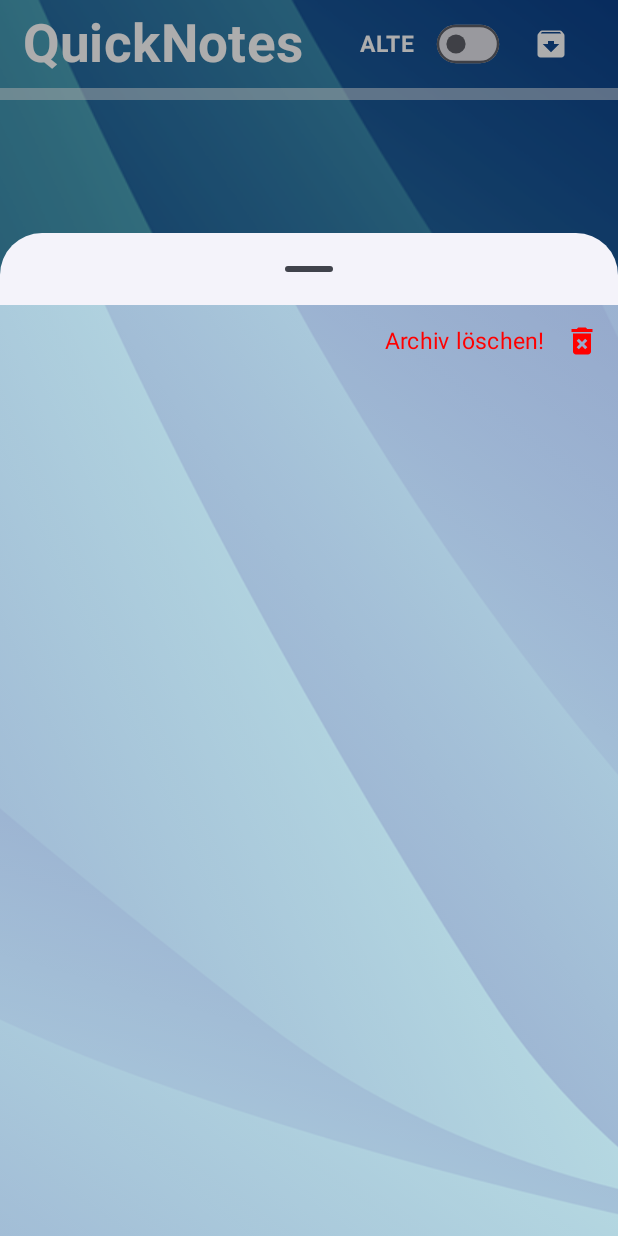
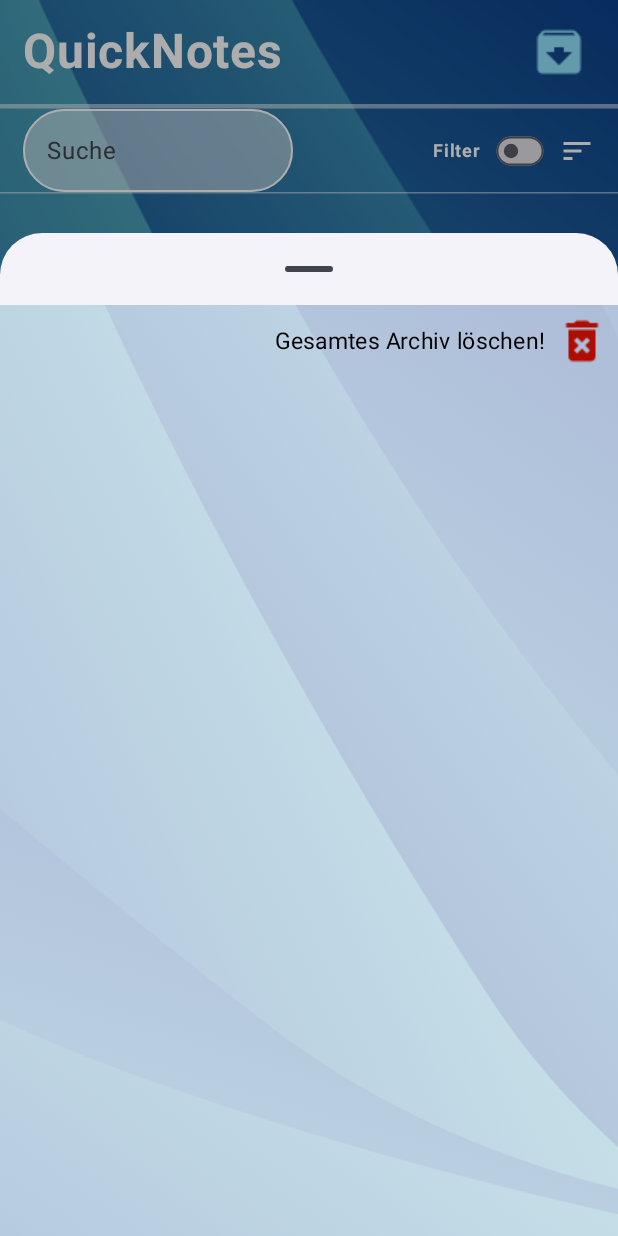
Before and after one commit to N-E-O-N-E/04-04-taskmanager-N-E-O-N-E, an Android app built with Jetpack Compose: the screen it shows after launch (MainActivity), after a tap on "Archive", on a phone screen of 412 x 824 dp. Run offline under Robolectric (Android 15) with nearby library versions, the phone set to English and light mode, and no system bars; our stand-ins replace Room's generated code.

Commit message:
Tag 5 Datensicherung NEONE

```diff
--- a/app/src/main/java/de/syntax_institut/taskmanager/MainActivity.kt
+++ b/app/src/main/java/de/syntax_institut/taskmanager/MainActivity.kt
@@ -30,7 +30,7 @@
         setContent {
             TaskManagerTheme {
                 Scaffold(modifier = Modifier.fillMaxSize()) { innerPadding ->
-                    Box(modifier = Modifier.padding()) {
+                    Box(modifier = Modifier.padding(innerPadding)) {
                         Image(
                             painter = painterResource(id = R.drawable.wallpaper),
                             contentScale = ContentScale.Crop,
@@ -40,7 +40,6 @@
                         TodoList(
                             modifier = Modifier
                                 .fillMaxSize()
-                                .padding(innerPadding)
                         )
                     }
                 }
--- a/app/src/main/java/de/syntax_institut/taskmanager/ui/theme/Color.kt
+++ b/app/src/main/java/de/syntax_institut/taskmanager/ui/theme/Color.kt
@@ -7,6 +7,8 @@
 val GrayAsh = Color(0xFF484C4D)
 val White = Color(0xFFFFFFFF)
 val WhiteAsh = Color(0xFFF5F5F5)
+val ArchivIcon = Color(0xFF92E5FF)
+val DarkRed = Color(0xFFAD0E00)
 val Blue = Color(0xFF1F5E99)
 val Pink80 = Color(0xFFEFB8C8)
 
--- a/app/src/main/java/de/syntax_institut/taskmanager/views/ArchiveSheet.kt
+++ b/app/src/main/java/de/syntax_institut/taskmanager/views/ArchiveSheet.kt
@@ -24,6 +24,7 @@
 import androidx.compose.runtime.getValue
 import androidx.compose.ui.Alignment
 import androidx.compose.ui.Modifier
+import androidx.compose.ui.draw.scale
 import androidx.compose.ui.graphics.Color
 import androidx.compose.ui.graphics.ColorFilter
 import androidx.compose.ui.layout.ContentScale
@@ -34,6 +35,8 @@
 import androidx.lifecycle.viewmodel.compose.viewModel
 import de.syntax_institut.taskmanager.R
 import de.syntax_institut.taskmanager.data.Todo
+import de.syntax_institut.taskmanager.ui.theme.Blue
+import de.syntax_institut.taskmanager.ui.theme.DarkRed
 import de.syntax_institut.taskmanager.ui.theme.WhiteAsh
 import de.syntax_institut.taskmanager.viewModels.TodoViewModel
 
@@ -50,7 +53,7 @@
             painter = painterResource(id = R.drawable.wallpaper),
             contentScale = ContentScale.Crop,
             contentDescription = "Wallpaper",
-            alpha = 0.4f,
+            alpha = 0.3f,
             modifier = Modifier.fillMaxSize()
         )
         Column(modifier = Modifier.fillMaxSize()) {
@@ -60,15 +63,17 @@
                 horizontalArrangement = Arrangement.End,
                 verticalAlignment = Alignment.CenterVertically
             ) {
-                Text("Archiv löschen!", color = Color.Red, fontSize = 15.sp)
-                IconButton(onClick = {
+                Text("Gesamtes Archiv löschen!", color = Color.Black, fontSize = 15.sp)
+                IconButton(
+                    modifier = Modifier.scale(1.5f),
+                    onClick = {
                     viewModel.deleteArchived(todoListArchived)
                     onDismiss()
                 }) {
                     Image(
                         painter = painterResource(id = R.drawable.baseline_delete_forever_24),
                         contentDescription = "Close",
-                        colorFilter = ColorFilter.tint(Color.Red)
+                        colorFilter = ColorFilter.tint(DarkRed)
                     )
                 }
             }
@@ -87,7 +92,7 @@
                             .fillMaxSize()
                             .padding(vertical = 5.dp),
                         shape = RoundedCornerShape(5.dp),
-                        colors = CardDefaults.cardColors(WhiteAsh.copy(alpha = 0.7f)),
+                        colors = CardDefaults.cardColors(WhiteAsh.copy(alpha = 0.8f)),
                         elevation = cardElevation(),
 
                         ) {
@@ -115,7 +120,7 @@
                                 )
                                 Text(
                                     text = if (item.isArchived) "Archivierte Nachricht" else " ",
-                                    fontSize = 12.sp
+                                    fontSize = 12.sp, color = DarkRed,
                                 )
                             }
 
@@ -136,7 +141,8 @@
                                 ) {
                                     Image(
                                         painter = painterResource(id = R.drawable.baseline_unarchive_24),
-                                        contentDescription = "Unarchive"
+                                        contentDescription = "Unarchive",
+                                        colorFilter = ColorFilter.tint(Blue),
                                     )
                                 }
 
@@ -148,7 +154,8 @@
                                 ) {
                                     Icon(
                                         imageVector = Icons.Filled.Delete,
-                                        contentDescription = "Trash"
+                                        contentDescription = "Trash",
+                                        tint = DarkRed
                                     )
                                 }
                             }
--- a/app/src/main/java/de/syntax_institut/taskmanager/views/ItemList.kt
+++ b/app/src/main/java/de/syntax_institut/taskmanager/views/ItemList.kt
@@ -18,6 +18,8 @@
 import androidx.compose.runtime.collectAsState
 import androidx.compose.runtime.getValue
 import androidx.compose.ui.Modifier
+import androidx.compose.ui.draw.scale
+import androidx.compose.ui.graphics.ColorFilter
 import androidx.compose.ui.res.painterResource
 import androidx.compose.ui.text.font.FontWeight
 import androidx.compose.ui.unit.dp
@@ -25,6 +27,7 @@
 import androidx.lifecycle.viewmodel.compose.viewModel
 import de.syntax_institut.taskmanager.R
 import de.syntax_institut.taskmanager.data.Todo
+import de.syntax_institut.taskmanager.ui.theme.Blue
 import de.syntax_institut.taskmanager.ui.theme.WhiteAsh
 import de.syntax_institut.taskmanager.viewModels.TodoViewModel
 
@@ -59,8 +62,8 @@
                 modifier = Modifier
                     .fillMaxSize()
                     .padding(vertical = 10.dp),
-                shape = RoundedCornerShape(10.dp),
-                colors = CardDefaults.cardColors(WhiteAsh.copy(alpha = 0.7f)),
+                shape = RoundedCornerShape(15.dp),
+                colors = CardDefaults.cardColors(WhiteAsh.copy(alpha = 0.80f)),
                 elevation = cardElevation(),
 
                 ) {
@@ -108,8 +111,10 @@
                             }
                         ) {
                             Image(
+                                modifier = Modifier.scale(1.0f),
                                 painter = painterResource(id = R.drawable.baseline_archive_24),
-                                contentDescription = "Archive"
+                                contentDescription = "Archive",
+                                colorFilter = ColorFilter.tint(Blue),
                             )
                         }
                     }
--- a/app/src/main/java/de/syntax_institut/taskmanager/views/TodoList.kt
+++ b/app/src/main/java/de/syntax_institut/taskmanager/views/TodoList.kt
@@ -6,10 +6,13 @@
 import androidx.compose.foundation.layout.Box
 import androidx.compose.foundation.layout.Column
 import androidx.compose.foundation.layout.Row
+import androidx.compose.foundation.layout.Spacer
 import androidx.compose.foundation.layout.fillMaxHeight
 import androidx.compose.foundation.layout.fillMaxSize
 import androidx.compose.foundation.layout.fillMaxWidth
+import androidx.compose.foundation.layout.height
 import androidx.compose.foundation.layout.padding
+import androidx.compose.foundation.layout.width
 import androidx.compose.material3.ButtonDefaults
 import androidx.compose.material3.ElevatedButton
 import androidx.compose.material3.ExperimentalMaterial3Api
@@ -30,7 +33,6 @@
 import androidx.compose.ui.Alignment
 import androidx.compose.ui.Modifier
 import androidx.compose.ui.draw.scale
-import androidx.compose.ui.graphics.Color
 import androidx.compose.ui.graphics.ColorFilter
 import androidx.compose.ui.res.painterResource
 import androidx.compose.ui.text.font.FontWeight
@@ -39,6 +41,7 @@
 import androidx.lifecycle.viewmodel.compose.viewModel
 import de.syntax_institut.taskmanager.R
 import de.syntax_institut.taskmanager.data.Todo
+import de.syntax_institut.taskmanager.ui.theme.ArchivIcon
 import de.syntax_institut.taskmanager.ui.theme.Blue
 import de.syntax_institut.taskmanager.ui.theme.White
 import de.syntax_institut.taskmanager.viewModels.TodoViewModel
@@ -71,62 +74,116 @@
     }
 
     Column(
-        modifier = modifier
-            .fillMaxSize()
+        modifier = Modifier
+            .fillMaxSize(1f)
+            .padding(0.dp)
     ) {
 
         Row(
             modifier = Modifier
+                .fillMaxWidth(1f)
                 .padding(horizontal = 15.dp),
             verticalAlignment = Alignment.CenterVertically,
-            horizontalArrangement = Arrangement.Center
+            horizontalArrangement = Arrangement.End
         )
         {
             Text(
                 modifier = Modifier
-                    .weight(1f),
-                fontSize = 35.sp,
+                    .weight(1f)
+                    .padding(vertical = 15.dp),
+                fontSize = 32.sp,
                 fontWeight = FontWeight.Bold,
-                color = Color.White,
+                color = White,
                 text = "QuickNotes"
             )
 
+            IconButton(
+                modifier = Modifier.padding(0.dp),
+                onClick = {
+                    showArchiveSheetState = true
+                }
+            ) {
+                Image(
+                    modifier = Modifier.scale(1.6f),
+                    painter = painterResource(id = R.drawable.baseline_archive_24),
+                    contentDescription = "Archive",
+                    colorFilter = ColorFilter.tint(ArchivIcon),
+                )
+            }
+        }
+
+        HorizontalDivider(
+            thickness = 3.dp,
+            color = White.copy(alpha = 0.5f),
+            modifier = Modifier.padding(0.dp)
+        )
+
+        Row(
+            modifier = Modifier
+                .fillMaxWidth(1f)
+                .padding(horizontal = 15.dp),
+            verticalAlignment = Alignment.CenterVertically,
+            horizontalArrangement = Arrangement.End
+        )
+        {
+
+            OutlinedTextField(
+                value = textInput,
+                onValueChange = { textInput = it },
+                modifier = Modifier
+                    .width(180.dp)
+                    .height(55.dp)
+                    .align(Alignment.Top),
+                shape = ButtonDefaults.elevatedShape,
+                singleLine = false,
+                colors = outlinedTextFieldColors(
+                    focusedBorderColor = White,
+                    unfocusedBorderColor = White,
+                    focusedContainerColor = White.copy(alpha = 0.5f),
+                    unfocusedContainerColor = White.copy(alpha = 0.5f),
+                ),
+                placeholder = { Text("Suche") }
+            )
+
+            Spacer(modifier = Modifier.weight(1f))
+
             Text(
                 modifier = Modifier,
-                fontSize = 15.sp,
+                fontSize = 12.sp,
                 fontWeight = FontWeight.Bold,
-                color = Color.White,
-                text = if (sortState) "NEUE" else "ALTE"
+                color = White,
+                text = if (sortState) "Neue zuerst" else "Filter"
             )
 
             Switch(modifier = Modifier
-                .padding(start = 10.dp)
-                .scale(0.8f),
+                .padding(horizontal = 0.dp)
+                .scale(0.6f),
                 checked = sortState,
                 onCheckedChange = {
                     viewModel.saveSortState(it)
                 }
             )
 
-            IconButton(
-                modifier = Modifier.padding(5.dp),
-                onClick = {
-                    showArchiveSheetState = true
-                }
-            ) {
-                Image(
-                    painter = painterResource(id = R.drawable.baseline_archive_24),
-                    contentDescription = "Archive",
-                    colorFilter = ColorFilter.tint(Color.White)
-                )
-            }
+            Image(
+                painter = painterResource(id = R.drawable.baseline_sort_24),
+                contentDescription = "Archive",
+                colorFilter = ColorFilter.tint(White)
+            )
         }
 
-        HorizontalDivider(thickness = 8.dp, color = White.copy(alpha = 0.5f))
+        HorizontalDivider(
+            thickness = 1.dp,
+            color = White.copy(alpha = 0.5f),
+            modifier = Modifier.padding(0.dp)
+        )
 
-        ItemList(modifier = Modifier.weight(1f))
+        ItemList(modifier = modifier.weight(1f))
 
-        HorizontalDivider(thickness = 8.dp, color = White.copy(alpha = 0.5f))
+        HorizontalDivider(
+            thickness = 3.dp,
+            color = White.copy(alpha = 0.5f),
+            modifier = Modifier.padding(0.dp)
+        )
 
         Row(
             modifier = Modifier
--- /dev/null
+++ b/app/src/main/res/drawable/baseline_sort_24.xml
@@ -0,0 +1,13 @@
+<vector xmlns:android="http://schemas.android.com/apk/res/android"
+    android:autoMirrored="true"
+    android:height="24dp"
+    android:tint="#000000"
+    android:viewportHeight="24"
+    android:viewportWidth="24"
+    android:width="24dp">
+
+    <path
+        android:fillColor="@android:color/white"
+        android:pathData="M3,18h6v-2L3,16v2zM3,6v2h18L21,6L3,6zM3,13h12v-2L3,11v2z" />
+
+</vector>
```
